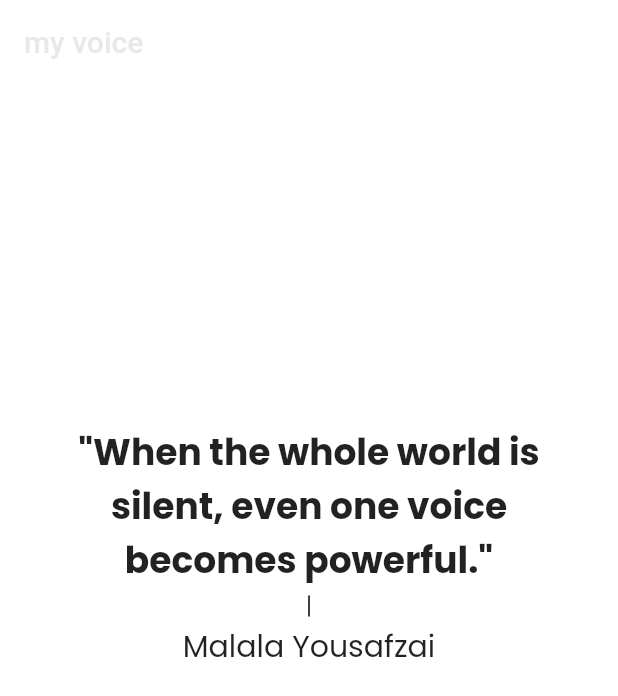
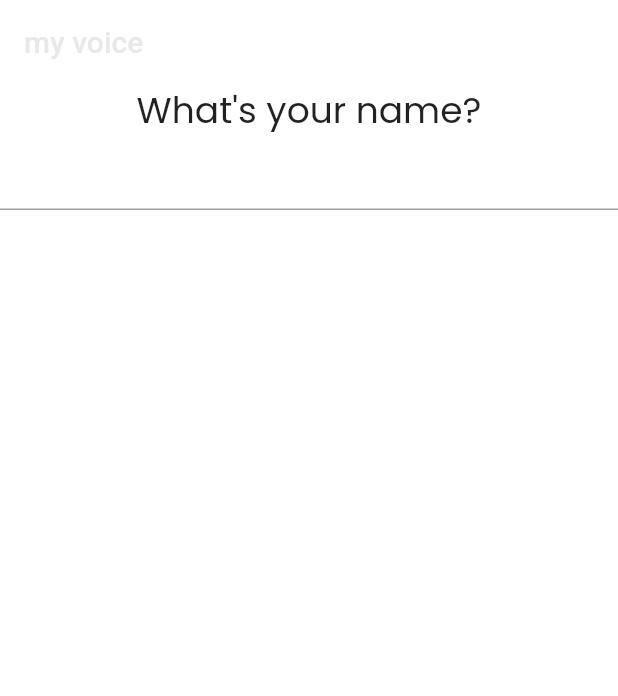
Before and after one commit to ettoma/my_voice, a Flutter app: the screen it shows after launch, on a phone screen of 412 x 824 dp. Shown: the top 696 px of the screen. Run offline on Flutter 3.47's test engine with Material 2 defaults, Android fonts, the phone set to English and light mode, and no system bars; our stand-ins replace flutter_animation_progress_bar, font_awesome_flutter, google_fonts, lottie, sqflite; missing offline and left inert: flutter_sound; accounts and stored records are empty.

Commit message:
First time user page

```diff
--- a/lib/main.dart
+++ b/lib/main.dart
@@ -1,8 +1,8 @@
-import 'package:audio_journal/pages/get_started.dart';
-import 'package:audio_journal/pages/recording.dart';
+import 'package:audio_journal/pages/first_time_user.dart';
+// import 'package:audio_journal/pages/daily_quote.dart';
+// import 'package:audio_journal/pages/recording.dart';
 import 'package:flutter/material.dart';
 import 'package:google_fonts/google_fonts.dart';
-import 'package:lottie/lottie.dart';
 
 void main() {
   runApp(const MyApp());
@@ -24,8 +24,8 @@ class _MyAppState extends State<MyApp> {
           textTheme: GoogleFonts.poppinsTextTheme(
             TextTheme(
                 headline1: TextStyle(fontSize: 50),
-                headline2: TextStyle(fontSize: 24),
-                headline3: TextStyle(fontSize: 20),
+                headline2: TextStyle(fontSize: 24, color: Colors.black87),
+                headline3: TextStyle(fontSize: 20, color: Colors.black87),
                 headline4: TextStyle(
                     //Primary button
                     fontWeight: FontWeight.bold,
@@ -39,8 +39,9 @@ class _MyAppState extends State<MyApp> {
           canvasColor: Colors.white),
       debugShowCheckedModeBanner: false,
       title: 'my voice',
-      home: GetStarted(),
+      // home: DailyQuote(),
       // home: Recording(),
+      home: FirstTimeUser(),
     );
   }
 }
--- a/lib/pages/audio_player.dart
+++ b/lib/pages/audio_player.dart
@@ -1,7 +1,6 @@
 import 'dart:io';
 import 'package:audio_journal/data/audio_file_db.dart';
 import 'package:audio_journal/data/audio_model.dart';
-import 'package:flutter/gestures.dart';
 import 'package:intl/intl.dart';
 
 import 'package:audio_journal/models/app_bar.dart';
@@ -60,6 +59,7 @@ class _AudioPlayerState extends State<AudioPlayer> {
     final format = DateFormat('dd.MM.yyyy HH:mm');
 
     return Scaffold(
+      // TODO: style this page
       appBar: appBar(context),
       body: Column(
         children: [
--- a/lib/pages/get_started.dart
+++ b/lib/pages/daily_quote.dart
@@ -1,13 +1,13 @@
-import 'dart:async';
+// import 'dart:async';
 
 import 'package:audio_journal/data/quotes.dart';
-import 'package:audio_journal/models/app_bar.dart';
-import 'package:audio_journal/pages/recording.dart';
+// import 'package:audio_journal/models/app_bar.dart';
+// import 'package:audio_journal/pages/recording.dart';
 import 'package:flutter/material.dart';
 import 'dart:math';
 
-class GetStarted extends StatelessWidget {
-  const GetStarted({Key? key}) : super(key: key);
+class DailyQuote extends StatelessWidget {
+  const DailyQuote({Key? key}) : super(key: key);
 
   @override
   Widget build(BuildContext context) {
@@ -25,7 +25,7 @@ class GetStarted extends StatelessWidget {
     //   );
     // });
     return Scaffold(
-      appBar: appBar(context),
+      // appBar: appBar(context),
       body: Center(
         child: Container(
           width: MediaQuery.of(context).size.width * 0.85,
@@ -36,8 +36,10 @@ class GetStarted extends StatelessWidget {
               Text(
                 quotes.quotes[randomQuoteInt]['quote'].toString(),
                 textAlign: TextAlign.center,
-                style: Theme.of(context).textTheme.headline2!.copyWith(
-                    fontWeight: FontWeight.bold, color: Colors.black87),
+                style: Theme.of(context)
+                    .textTheme
+                    .headline2!
+                    .copyWith(fontWeight: FontWeight.bold),
               ),
               Container(
                 margin: EdgeInsets.symmetric(vertical: 5),
@@ -48,10 +50,7 @@ class GetStarted extends StatelessWidget {
               Text(
                 quotes.quotes[randomQuoteInt]['author'].toString(),
                 textAlign: TextAlign.center,
-                style: Theme.of(context)
-                    .textTheme
-                    .headline3!
-                    .copyWith(color: Colors.black87),
+                style: Theme.of(context).textTheme.headline3,
               ),
               SizedBox(
                 height: 150,
--- /dev/null
+++ b/lib/pages/first_time_user.dart
@@ -0,0 +1,38 @@
+import 'package:audio_journal/models/app_bar.dart';
+import 'package:flutter/material.dart';
+
+class FirstTimeUser extends StatefulWidget {
+  const FirstTimeUser({Key? key}) : super(key: key);
+
+  @override
+  _FirstTimeUserState createState() => _FirstTimeUserState();
+}
+
+class _FirstTimeUserState extends State<FirstTimeUser> {
+  TextEditingController _controller = TextEditingController();
+
+  @override
+  Widget build(BuildContext context) {
+    return Scaffold(
+      appBar: appBar(context),
+      body: Center(
+        child: Column(
+          children: [
+            Text(
+              'What\'s your name?',
+              style: Theme.of(context).textTheme.headline2,
+            ),
+            TextFormField(
+              textAlign: TextAlign.center,
+              autocorrect: false,
+              controller: _controller,
+              onChanged: (_) => print(_controller.text),
+
+              // TODO: Implement shared preferences save
+            ),
+          ],
+        ),
+      ),
+    );
+  }
+}
--- a/pubspec.yaml
+++ b/pubspec.yaml
@@ -44,6 +44,7 @@ dependencies:
   path: ^1.8.0
   google_fonts: ^2.1.0
   lottie: ^1.1.0
+  flutter_animation_progress_bar: ^2.0.1
 
 dev_dependencies:
   flutter_test:
```
Also changed, not shown: lib/models/floating_action_button.dart (deleted, +0 -21 lines), lib/pages/recording.dart (+37 -9 lines), pubspec.lock.
